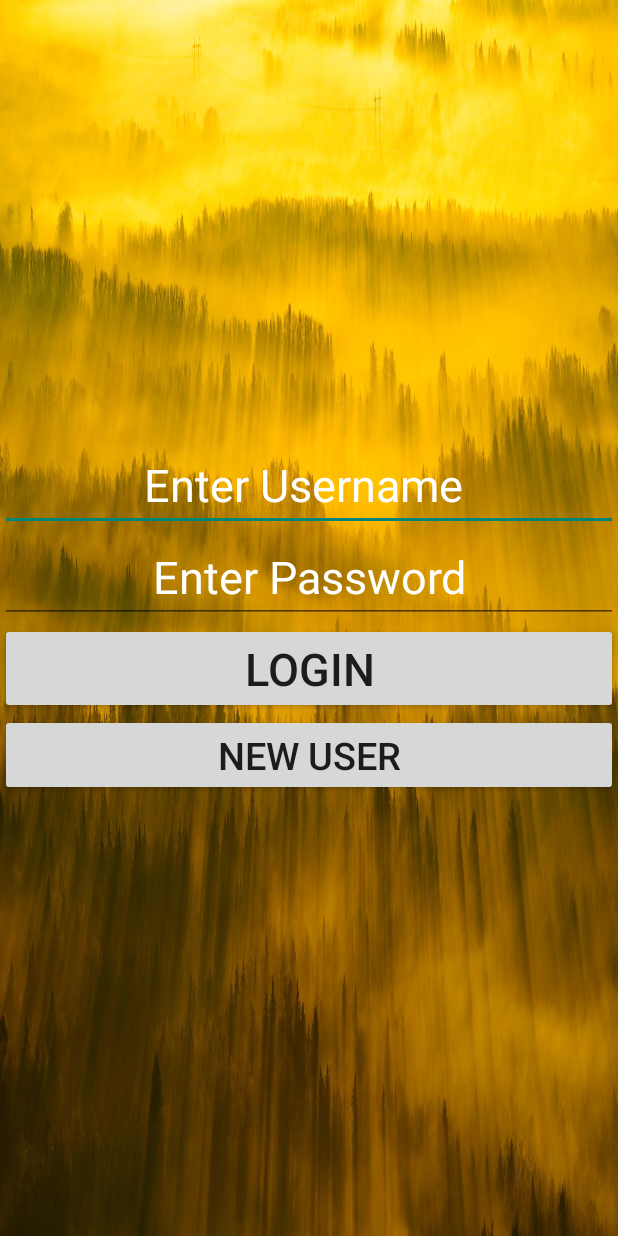
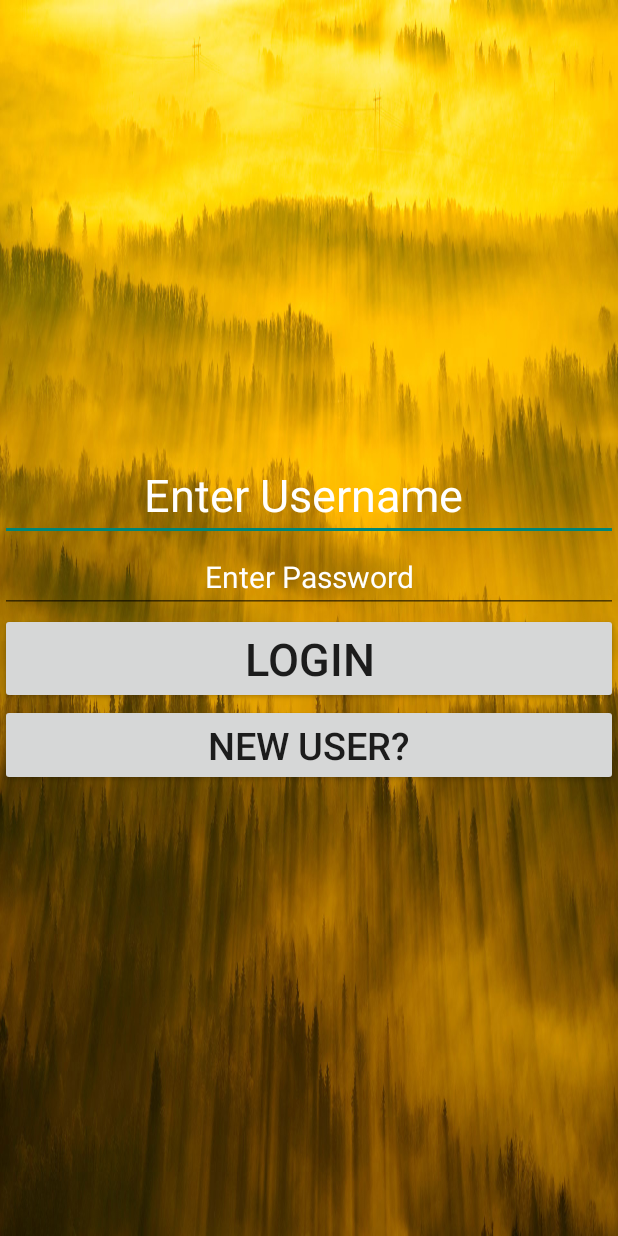
Before and after one commit to mahesh-biswas/Fire_Detector, an Android app: the screen it shows after launch (SignIn), after a tap on "HAVE AN ACCOUNT?", on a phone screen of 412 x 824 dp. Run offline under Robolectric (Android 15) with nearby library versions, the phone set to English and light mode, and no system bars; our stand-ins replace Firebase (no records; nobody signed in at launch, a user with empty details on screens opened directly).

Commit message:
I guess everything is working pretty good

```diff
--- a/app/src/main/AndroidManifest.xml
+++ b/app/src/main/AndroidManifest.xml
@@ -14,7 +14,9 @@
         </activity>
         <activity
             android:name=".SignIn"
-            android:theme="@style/Theme.AppCompat.DayNight.NoActionBar"></activity>
+            android:theme="@style/Theme.AppCompat.DayNight.NoActionBar">
+
+        </activity>
         <activity android:name=".SignUp">
             <intent-filter>
                 <action android:name="android.intent.action.MAIN" />
--- a/app/src/main/java/com/projects/mahesh/fire_detector/SignIn.java
+++ b/app/src/main/java/com/projects/mahesh/fire_detector/SignIn.java
@@ -57,6 +57,7 @@ public class SignIn extends AppCompatActivity {
                                     if(task.isSuccessful()){
                                         Intent i = new Intent(SignIn.this,MainActivity.class);
                                         startActivity(i);
+                                        builder.create().dismiss();
                                         finish();
                                     }else{
                                         Toast.makeText(SignIn.this, "Login Failed", Toast.LENGTH_SHORT).show();
--- a/app/src/main/java/com/projects/mahesh/fire_detector/SignUp.java
+++ b/app/src/main/java/com/projects/mahesh/fire_detector/SignUp.java
@@ -46,8 +46,9 @@ public class SignUp extends AppCompatActivity {
         FirebaseUser usr = fAuth.getCurrentUser();
         if(usr!=null){
             startActivity(new Intent(SignUp.this,MainActivity.class));
+            finish();
         }else{
-            Toast.makeText(this, "User SignedIn", Toast.LENGTH_SHORT).show();
+            Toast.makeText(this, "User NOt SignedIn", Toast.LENGTH_SHORT).show();
         }
 
 
@@ -55,6 +56,7 @@ public class SignUp extends AppCompatActivity {
             @Override
             public void onClick(View view) {
                 startActivity(new Intent(SignUp.this,SignIn.class));
+                finish();
             }
         });
         signUp.setOnClickListener(new View.OnClickListener() {
@@ -80,6 +82,7 @@ public class SignUp extends AppCompatActivity {
                                             if(task.isSuccessful()){
                                                 Toast.makeText(SignUp.this, "Signed Up Succesfully", Toast.LENGTH_SHORT).show();
                                                 startActivity(new Intent(SignUp.this,MainActivity.class));
+                                                finish();
                                             }
                                         }
                                     });
--- a/app/src/main/res/layout/activity_sign_in.xml
+++ b/app/src/main/res/layout/activity_sign_in.xml
@@ -21,8 +21,10 @@
             android:hint="Enter Username "
             android:gravity="center"
             android:textSize="30dp"
+            android:inputType="textEmailAddress"
             android:textColor="@android:color/white"
-            android:textColorHint="@android:color/white"/>
+            android:textColorHint="@android:color/white"
+            android:scrollHorizontally="true"/>
 
     </LinearLayout>
 
@@ -39,9 +41,10 @@
             android:inputType="textPassword"
             android:hint="Enter Password"
             android:gravity="center"
-            android:textSize="30sp"
+            android:textSize="20sp"
             android:textColor="@android:color/white"
-            android:textColorHint="@android:color/white"/>
+            android:textColorHint="@android:color/white"
+            android:scrollHorizontally="true"/>
     </LinearLayout>
     <Button
         android:layout_width="match_parent"
@@ -53,7 +56,7 @@
         android:layout_width="match_parent"
         android:layout_height="wrap_content"
         android:id="@+id/create"
-        android:text="new user"
+        android:text="new user?"
         android:textSize="25sp"/>
 
 </LinearLayout>
```
Also changed, not shown: app/src/main/java/com/projects/mahesh/fire_detector/MainActivity.java (+90 -1 lines), app/src/main/java/com/projects/mahesh/fire_detector/myAdapter.java (+9 -2 lines), app/src/main/res/layout/activity_main.xml (+12 -2 lines).
